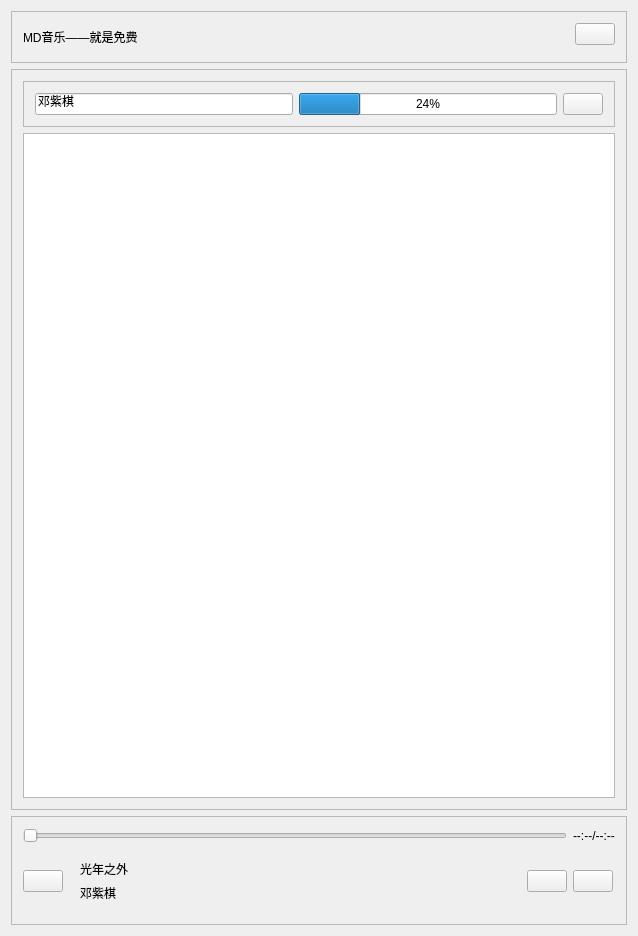
This is Android/MDmusic/mainwidget.ui in zhaomangang/MusicDownland as Qt 5 draws it before an edit. The edited form follows.
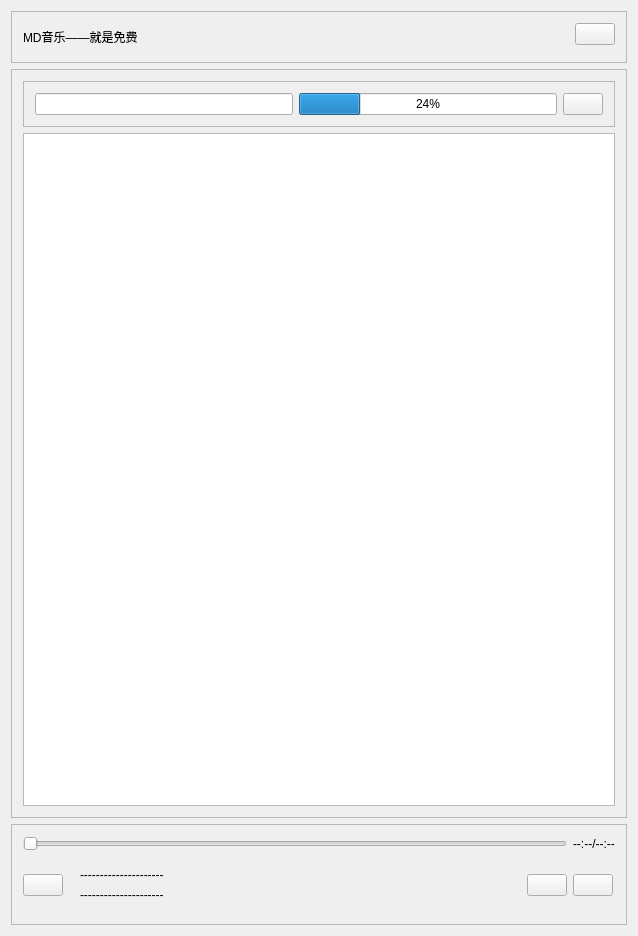
This is the edited form. Icons and pictures are not drawn.

```diff
--- a/Android/MDmusic/mainwidget.ui
+++ b/Android/MDmusic/mainwidget.ui
@@ -11,7 +11,7 @@
    </rect>
   </property>
   <property name="sizePolicy">
-   <sizepolicy hsizetype="Preferred" vsizetype="Preferred">
+   <sizepolicy hsizetype="Expanding" vsizetype="Expanding">
     <horstretch>0</horstretch>
     <verstretch>0</verstretch>
    </sizepolicy>
@@ -104,7 +104,7 @@
             <string/>
            </property>
            <property name="text">
-            <string>邓紫棋</string>
+            <string/>
            </property>
           </widget>
          </item>
@@ -193,44 +193,6 @@
       <enum>QFrame::Raised</enum>
      </property>
      <layout class="QGridLayout" name="gridLayout_2">
-      <item row="2" column="1">
-       <widget class="QWidget" name="widget" native="true">
-        <property name="sizePolicy">
-         <sizepolicy hsizetype="Preferred" vsizetype="Expanding">
-          <horstretch>0</horstretch>
-          <verstretch>0</verstretch>
-         </sizepolicy>
-        </property>
-        <layout class="QVBoxLayout" name="verticalLayout_3">
-         <item>
-          <widget class="QLabel" name="name">
-           <property name="sizePolicy">
-            <sizepolicy hsizetype="Maximum" vsizetype="Minimum">
-             <horstretch>0</horstretch>
-             <verstretch>0</verstretch>
-            </sizepolicy>
-           </property>
-           <property name="text">
-            <string>光年之外</string>
-           </property>
-          </widget>
-         </item>
-         <item>
-          <widget class="QLabel" name="songer">
-           <property name="sizePolicy">
-            <sizepolicy hsizetype="Minimum" vsizetype="Minimum">
-             <horstretch>0</horstretch>
-             <verstretch>0</verstretch>
-            </sizepolicy>
-           </property>
-           <property name="text">
-            <string>邓紫棋</string>
-           </property>
-          </widget>
-         </item>
-        </layout>
-       </widget>
-      </item>
       <item row="2" column="5">
        <widget class="QPushButton" name="play">
         <property name="sizePolicy">
@@ -314,6 +276,44 @@
         </property>
        </widget>
       </item>
+      <item row="2" column="1" colspan="4">
+       <widget class="QWidget" name="widget" native="true">
+        <property name="sizePolicy">
+         <sizepolicy hsizetype="Ignored" vsizetype="Expanding">
+          <horstretch>0</horstretch>
+          <verstretch>0</verstretch>
+         </sizepolicy>
+        </property>
+        <layout class="QVBoxLayout" name="verticalLayout_3">
+         <item>
+          <widget class="QLabel" name="name">
+           <property name="sizePolicy">
+            <sizepolicy hsizetype="Ignored" vsizetype="Minimum">
+             <horstretch>0</horstretch>
+             <verstretch>0</verstretch>
+            </sizepolicy>
+           </property>
+           <property name="text">
+            <string>---------------------</string>
+           </property>
+          </widget>
+         </item>
+         <item>
+          <widget class="QLabel" name="songer">
+           <property name="sizePolicy">
+            <sizepolicy hsizetype="Ignored" vsizetype="Minimum">
+             <horstretch>0</horstretch>
+             <verstretch>0</verstretch>
+            </sizepolicy>
+           </property>
+           <property name="text">
+            <string>---------------------</string>
+           </property>
+          </widget>
+         </item>
+        </layout>
+       </widget>
+      </item>
      </layout>
     </widget>
    </item>
```
